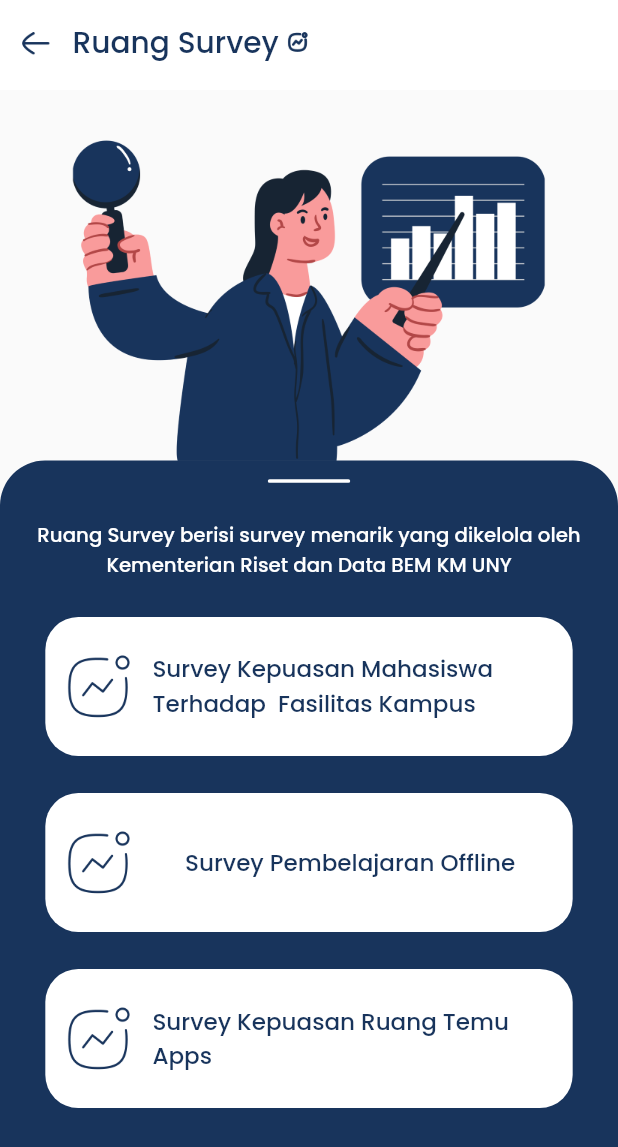
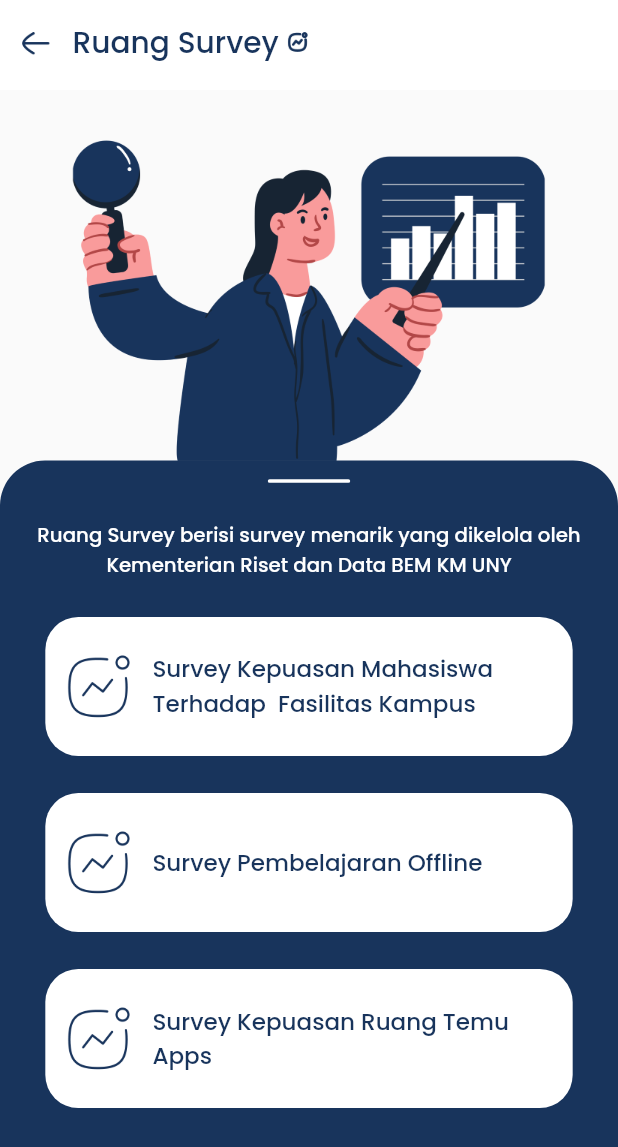
Before and after one commit to dxkrn/ruangtemu-apps, a Flutter app: the RuangSurvey screen opened by its route, on a phone screen of 412 x 824 dp. Shown: the top 1147 px of the screen. Run offline on Flutter 3.47's test engine with Material 2 defaults, Android fonts, the phone set to English and light mode, and no system bars; our stand-ins replace flutter_screenutil, google_fonts, google_sign_in, liquid_swipe, smooth_page_indicator.

Commit message:
Change align of RuangAspirasi title and text

```diff
--- a/lib/Pages/Features/Survey/ruang_survey.dart
+++ b/lib/Pages/Features/Survey/ruang_survey.dart
@@ -61,12 +61,17 @@ class RuangSurvey extends StatelessWidget {
                     SizedBox(
                       height: 20.h,
                     ),
-                    Text(
-                      'Ruang Survey berisi survey menarik yang dikelola oleh Kementerian Riset dan Data BEM KM UNY',
-                      style: heading3TextStyle.copyWith(
-                        color: whiteColor,
+                    Container(
+                      padding: EdgeInsets.symmetric(
+                        horizontal: 20.w,
                       ),
-                      textAlign: TextAlign.center,
+                      child: Text(
+                        'Ruang Survey berisi survey menarik yang dikelola oleh Kementerian Riset dan Data BEM KM UNY',
+                        style: heading3TextStyle.copyWith(
+                          color: whiteColor,
+                        ),
+                        textAlign: TextAlign.center,
+                      ),
                     ),
                     SizedBox(
                       height: 20.h,
@@ -132,7 +137,7 @@ class SurveyCard extends StatelessWidget {
                   width: 10.w,
                 ),
                 Container(
-                  alignment: Alignment.center,
+                  alignment: Alignment.centerLeft,
                   width: 240.w,
                   height: 55.h,
                   child: Text(
```
